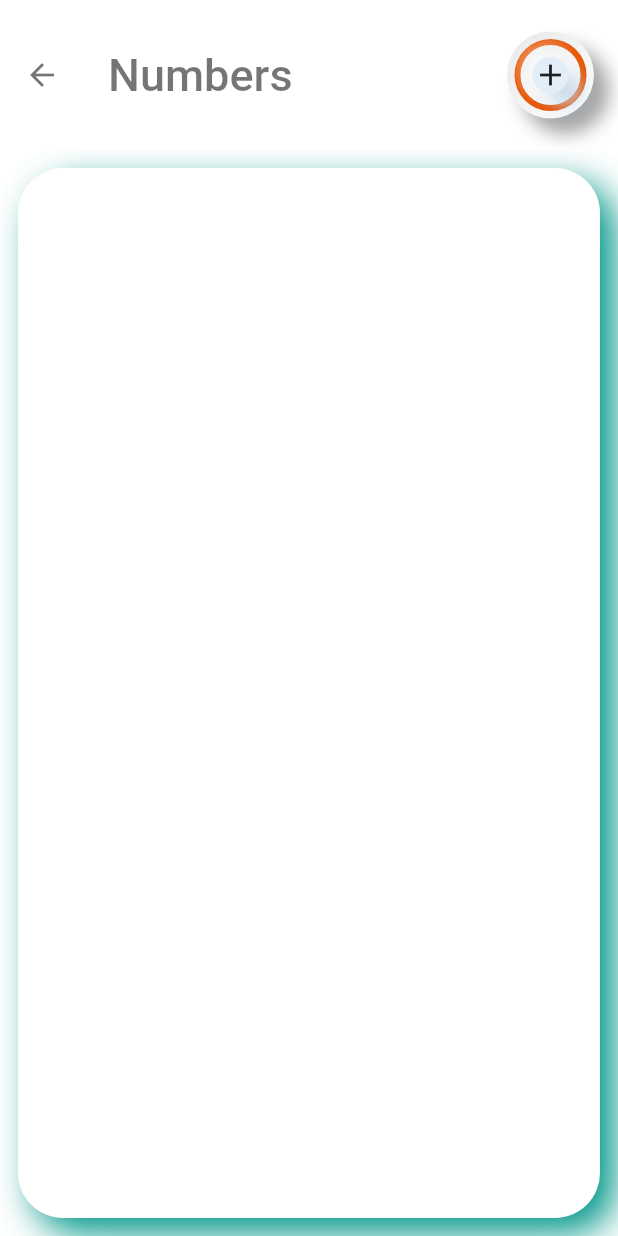
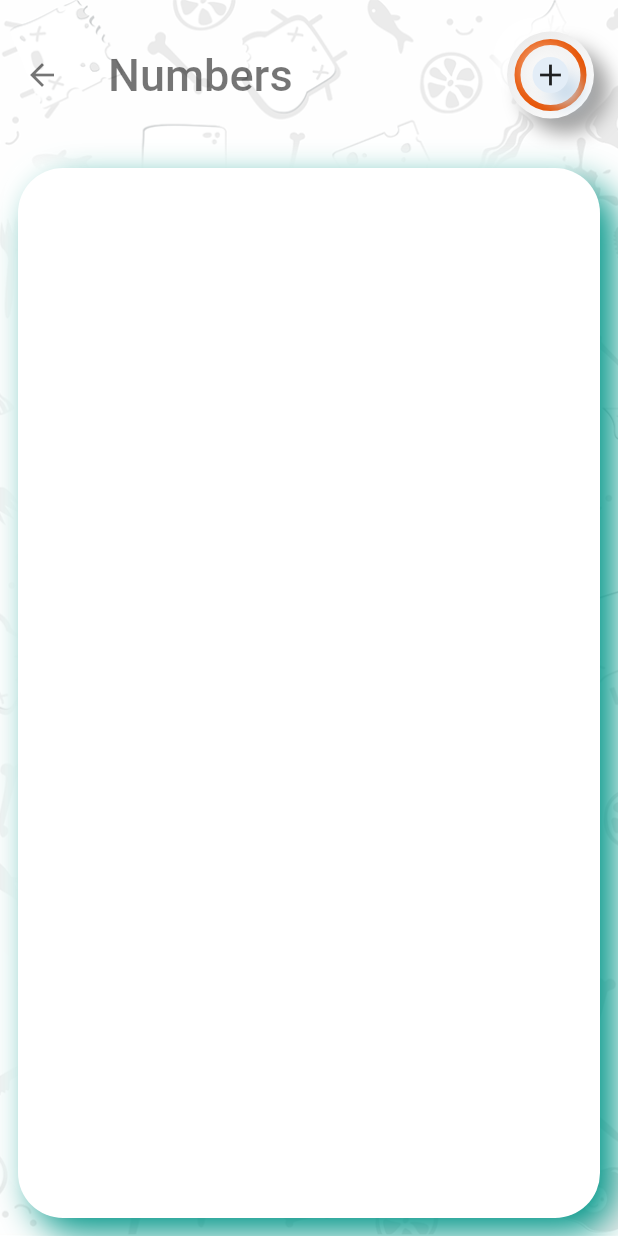
Before and after one commit to captain26/safe_women, a Flutter app: the screen it shows after launch, after a tap on the "remove circle outline" icon, after a tap on the "settings" icon, on a phone screen of 412 x 824 dp. Run offline on Flutter 3.47's test engine with Material 2 defaults, Android fonts, the phone set to English and light mode, and no system bars; our stand-ins replace flutter_svg, geolocator, location, permission_handler, sqflite, toast; missing offline and left inert: flutter_shake_plugin, sms_maintained; accounts and stored records are empty.

```diff
--- a/lib/screen/home_screen.dart
+++ b/lib/screen/home_screen.dart
@@ -98,15 +98,24 @@ class _HomeScreenState extends State<HomeScreen> {
 
   @override
   Widget build(BuildContext context) {
-    return Scaffold(
-      backgroundColor: Colors.white,
+    return Container(
+      decoration: BoxDecoration(
+        image: DecorationImage(
+          image: AssetImage(
+            'icons/2.png',
+          ),
+          fit: BoxFit.cover,
+        ),
+      ),
+      child: Scaffold(
+        backgroundColor: Colors.transparent,
         appBar: AppBar(
           toolbarHeight: 100,
           title: Text(
             'Women Security',
             style: TextStyle(color: Colors.black54, fontSize: 30),
           ),
-        backgroundColor: Color(0xffffffff),
+          backgroundColor: Colors.transparent,
           elevation: 0.0,
           actions: [
             NeuHamburgerButton(
@@ -126,7 +135,9 @@ class _HomeScreenState extends State<HomeScreen> {
               child: Column(
                 crossAxisAlignment: CrossAxisAlignment.stretch,
                 children: [
-                SizedBox(height: 50.0,),
+                  SizedBox(
+                    height: 50.0,
+                  ),
                   LayoutBuilder(
                     builder: (context, constraint) => Container(
                       height: 250,
@@ -139,21 +150,20 @@ class _HomeScreenState extends State<HomeScreen> {
                             color: toogleValue
                                 ? Colors.greenAccent[200].withOpacity(1)
                                 : Colors.redAccent[100].withOpacity(1),
-                          offset: Offset(12,12),
+                            offset: Offset(12, 12),
                           ),
                           BoxShadow(
                             blurRadius: 36,
                             color: Color(0xffffffff),
-                          offset: Offset(-12,-12),
+                            offset: Offset(-12, -12),
                           ),
                         ],
                         gradient: LinearGradient(
-                        stops: [0,1],
+                          stops: [0, 1],
                           begin: Alignment.topLeft,
                           end: Alignment.bottomRight,
                           colors: [Color(0xffdedede), Color(0xffffffff)],
                         ),
-
                       ),
 
                       // height: 250,
@@ -184,21 +194,24 @@ class _HomeScreenState extends State<HomeScreen> {
                               ),
                               Align(
                                 child: Text(
-                                toogleValue ? 'Tap to stop': 'Tap to start',
+                                  toogleValue ? 'Tap to stop' : 'Tap to start',
                                   style: TextStyle(
-                                    fontSize: 18, color: toogleValue
+                                    fontSize: 18,
+                                    color: toogleValue
                                         ? Colors.green[900].withOpacity(1)
-                                    : Colors.red[500].withOpacity(1),),
+                                        : Colors.red[500].withOpacity(1),
                                   ),
-
+                                ),
                               ),
                               Align(
                                   child: Text(
                                 'Location Stream ',
                                 style: TextStyle(
-                                  fontSize: 18, color: toogleValue
+                                  fontSize: 18,
+                                  color: toogleValue
                                       ? Colors.green[900].withOpacity(1)
-                                  : Colors.red[500].withOpacity(1),),
+                                      : Colors.red[500].withOpacity(1),
+                                ),
                               )),
                             ],
                           ),
@@ -250,6 +263,34 @@ class _HomeScreenState extends State<HomeScreen> {
                               ),
                             ),
                           ),
+                          Align(
+                            alignment: Alignment.bottomCenter,
+                            child: Column(
+                              mainAxisAlignment: MainAxisAlignment.end,
+                              children: [
+                                DropdownButton(
+                                  value: _selectedItem,
+                                  onChanged: (value) {
+                                    setState(() {
+                                      _selectedItem = value;
+                                    });
+                                  },
+                                  items: _dropDownItems.map((int value) {
+                                    return DropdownMenuItem<int>(
+                                      child: Text('$value min'),
+                                      value: value,
+                                    );
+                                  }).toList(),
+                                ),
+                                SizedBox(
+                                  height: 30,
+                                )
+                              ],
+                            ),
+                          ),
+                          SizedBox(
+                            height: 50,
+                          ),
                         ],
                       ),
                     ),
@@ -278,8 +319,8 @@ class _HomeScreenState extends State<HomeScreen> {
               left: 0,
               child: Image.asset('icons/girl.png', scale: 4),
             ),
-
           ],
+        ),
       ),
     );
   }
--- a/lib/screen/numbers/numbers.dart
+++ b/lib/screen/numbers/numbers.dart
@@ -50,12 +50,21 @@ class _NumbersPageState extends State<NumbersPage> {
   @override
   Widget build(BuildContext context) {
     print('HI I am Printed');
-    return Scaffold(
-      backgroundColor: Color(0xffffffff),
+    return Container(
+      decoration: BoxDecoration(
+        image: DecorationImage(
+          image: AssetImage(
+            'icons/2.png',
+          ),
+          fit: BoxFit.cover,
+        ),
+      ),
+      child: Scaffold(
+        backgroundColor: Colors.transparent,
         appBar: AppBar(
           iconTheme: IconThemeData(color: Colors.black54),
           elevation: 0.0,
-        backgroundColor: Color(0xffffffff),
+          backgroundColor: Colors.transparent,
           toolbarHeight: 100.0,
           title: Text(
             'Numbers',
@@ -142,6 +151,7 @@ class _NumbersPageState extends State<NumbersPage> {
                           ),
           ),
         ),
+      ),
     );
   }
 }
```
Also changed, not shown: lib/screen/numbers/add_number.dart (+13 -3 lines), lib/screen/numbers/edit_number.dart (+13 -3 lines), icons/1.png (added), icons/2.png (added). Lines whose indentation alone changed are shown as unchanged.
